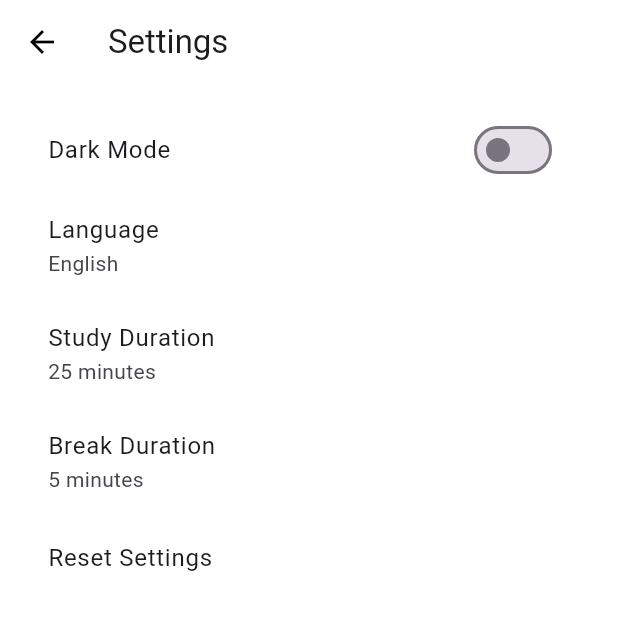
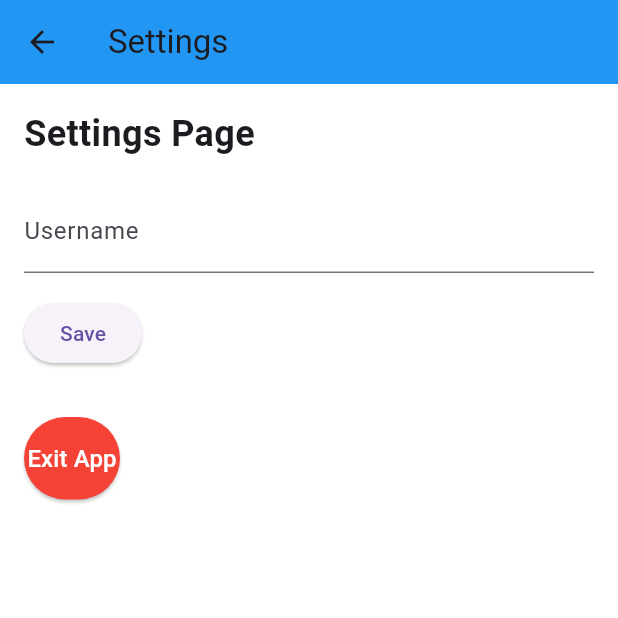
Before and after one commit to denjear/productivemate, a Flutter app: the screen it shows after launch, after a tap on the "settings" icon, on a phone screen of 412 x 824 dp, the top half of it. Run offline on Flutter 3.47's test engine with Material 3 defaults, Android fonts, the phone set to English and light mode, and no system bars; our stand-ins replace shared_preferences.

Commit message:
Add exit app and change username features. Remove old settings

```diff
--- a/lib/main.dart
+++ b/lib/main.dart
@@ -18,20 +18,17 @@ class ProductivityApp extends StatefulWidget {
 }
 
 class _ProductivityAppState extends State<ProductivityApp> {
-  bool _isDarkMode = false; // Variable for Dark Mode status
-
   @override
-  void initState() {
-    super.initState();
-    _loadSettings(); // Load Dark Mode settings from SharedPreferences
-  }
-
-  // Load Dark Mode settings from SharedPreferences
-  void _loadSettings() async {
-    final prefs = await SharedPreferences.getInstance();
-    setState(() {
-      _isDarkMode = prefs.getBool('isDarkMode') ?? false; // Get Dark Mode setting
-    });
+  Widget build(BuildContext context) {
+    return MaterialApp(
+      debugShowCheckedModeBanner: false,
+      theme: _lightTheme(), // Light Mode by default
+      home: const ProductivityHomePage(), // Main page
+      routes: {
+        '/settings': (context) => const SettingsPage(), // Route to Settings Page
+        '/timeTracker': (context) => TimeTrackerPage(), // Route to Time Tracker Page
+      },
+    );
   }
 
   // Light Mode Theme
@@ -49,39 +46,31 @@ class _ProductivityAppState extends State<ProductivityApp> {
       iconTheme: IconThemeData(color: Colors.black), // Black icons
     );
   }
+}
 
-  // Dark Mode Theme
-  ThemeData _darkTheme() {
-    return ThemeData(
-      brightness: Brightness.dark,
-      primaryColor: Colors.blueGrey, // Main color for Dark Mode
-      scaffoldBackgroundColor: Colors.black, // Scaffold background color
-      appBarTheme: AppBarTheme(
-        color: Colors.blueGrey, // AppBar color for Dark Mode
-      ),
-      textTheme: TextTheme(
-        bodyLarge: TextStyle(color: Colors.white), // Using bodyLarge
-      ),
-      iconTheme: IconThemeData(color: Colors.white), // White icons
-    );
+class ProductivityHomePage extends StatefulWidget {
+  const ProductivityHomePage({super.key});
+
+  @override
+  _ProductivityHomePageState createState() => _ProductivityHomePageState();
+}
+
+class _ProductivityHomePageState extends State<ProductivityHomePage> {
+  String username = '';
+
+  @override
+  void initState() {
+    super.initState();
+    _loadUsername();
   }
 
-  @override
-  Widget build(BuildContext context) {
-    return MaterialApp(
-      debugShowCheckedModeBanner: false,
-      theme: _isDarkMode ? _darkTheme() : _lightTheme(), // Choose theme based on settings
-      home: const ProductivityHomePage(), // Main page
-      routes: {
-        '/settings': (context) => const SettingsPage(), // Route to Settings Page
-        '/timeTracker': (context) => TimeTrackerPage(), // Route to Time Tracker Page
-      },
-    );
+  // Load username from SharedPreferences
+  Future<void> _loadUsername() async {
+    final prefs = await SharedPreferences.getInstance();
+    setState(() {
+      username = prefs.getString('username') ?? 'Username'; // Default to 'Username' if not set
+    });
   }
-}
-
-class ProductivityHomePage extends StatelessWidget {
-  const ProductivityHomePage({super.key});
 
   @override
   Widget build(BuildContext context) {
@@ -113,9 +102,9 @@ class ProductivityHomePage extends StatelessWidget {
                 child: Column(
                   crossAxisAlignment: CrossAxisAlignment.start,
                   children: [
-                    const Text(
-                      "Halo, username",
-                      style: TextStyle(
+                    Text(
+                      "Halo, $username", // Use the username here
+                      style: const TextStyle(
                         fontSize: 24,
                         fontWeight: FontWeight.bold,
                       ),
--- a/lib/pages/settings_page.dart
+++ b/lib/pages/settings_page.dart
@@ -1,67 +1,33 @@
 import 'package:flutter/material.dart';
-import 'package:productivity_mate/main.dart';
-import 'package:shared_preferences/shared_preferences.dart';
-import 'package:flutter/services.dart';  // Import untuk SystemNavigator
+import 'package:flutter/services.dart'; // Import SystemNavigator
+import 'package:shared_preferences/shared_preferences.dart'; // Import SharedPreferences
 
 class SettingsPage extends StatefulWidget {
   const SettingsPage({super.key});
 
   @override
-  SettingsPageState createState() => SettingsPageState();
+  _SettingsPageState createState() => _SettingsPageState();
 }
 
-class SettingsPageState extends State<SettingsPage> {
-  bool _isDarkMode = false;
-  String _language = 'English';
-  int _studyDuration = 1500;
-  int _breakDuration = 300;
-
-  void _loadSettings() async {
-    final prefs = await SharedPreferences.getInstance();
-    setState(() {
-      _isDarkMode = prefs.getBool('isDarkMode') ?? false;
-      _language = prefs.getString('language') ?? 'English';
-      _studyDuration = prefs.getInt('studyDuration') ?? 1500;
-      _breakDuration = prefs.getInt('breakDuration') ?? 300;
-    });
-  }
-
-  void _saveDarkMode(bool value) async {
-    final prefs = await SharedPreferences.getInstance();
-    prefs.setBool('isDarkMode', value);
-
-    // Restart aplikasi setelah perubahan mode gelap/terang
-    SystemNavigator.pop();  // Menutup aplikasi
-    await Future.delayed(Duration(milliseconds: 500));  // Menunggu sebentar
-    runApp(ProductivityApp());  // Menjalankan kembali aplikasi dengan pengaturan baru
-  }
-
-  void _saveLanguage(String language) async {
-    final prefs = await SharedPreferences.getInstance();
-    prefs.setString('language', language);
-  }
-
-  void _saveTimerSettings(int studyDuration, int breakDuration) async {
-    final prefs = await SharedPreferences.getInstance();
-    prefs.setInt('studyDuration', studyDuration);
-    prefs.setInt('breakDuration', breakDuration);
-  }
-
-  void _resetSettings() async {
-    final prefs = await SharedPreferences.getInstance();
-    prefs.clear();
-    setState(() {
-      _isDarkMode = false;
-      _language = 'English';
-      _studyDuration = 1500;
-      _breakDuration = 300;
-    });
-  }
+class _SettingsPageState extends State<SettingsPage> {
+  TextEditingController _usernameController = TextEditingController();
 
   @override
   void initState() {
     super.initState();
-    _loadSettings();
+    _loadUsername();
+  }
+
+  // Load username from SharedPreferences
+  Future<void> _loadUsername() async {
+    final prefs = await SharedPreferences.getInstance();
+    _usernameController.text = prefs.getString('username') ?? '';
+  }
+
+  // Save username to SharedPreferences
+  Future<void> _saveUsername() async {
+    final prefs = await SharedPreferences.getInstance();
+    await prefs.setString('username', _usernameController.text);
   }
 
   @override
@@ -69,147 +35,51 @@ class SettingsPageState extends State<SettingsPage> {
     return Scaffold(
       appBar: AppBar(
         title: const Text("Settings"),
-        backgroundColor: Colors.transparent,
-        elevation: 0,
-        iconTheme: IconThemeData(color: Colors.black),
       ),
       body: Padding(
         padding: const EdgeInsets.all(16.0),
-        child: ListView(
+        child: Column(
+          crossAxisAlignment: CrossAxisAlignment.start,
           children: [
-            // Dark/Light Mode Switch
-            SwitchListTile(
-              title: const Text("Dark Mode"),
-              value: _isDarkMode,
-              onChanged: (bool value) {
-                setState(() {
-                  _isDarkMode = value;
-                  _saveDarkMode(value); // Menyimpan pengaturan Dark Mode
-                });
+            const Text(
+              'Settings Page',
+              style: TextStyle(fontSize: 24, fontWeight: FontWeight.bold),
+            ),
+            const SizedBox(height: 20),
+            TextField(
+              controller: _usernameController,
+              decoration: const InputDecoration(
+                labelText: 'Username',
+              ),
+            ),
+            const SizedBox(height: 16),
+            ElevatedButton(
+              onPressed: () {
+                _saveUsername(); // Save the username to SharedPreferences
               },
+              child: const Text('Save'),
             ),
-
-            // Language Selection
-            ListTile(
-              title: const Text("Language"),
-              subtitle: Text(_language),
-              onTap: () {
-                _showLanguageDialog();
+            const SizedBox(height: 32),
+            // Exit button
+            ElevatedButton(
+              onPressed: () {
+                SystemNavigator.pop(); // Exit the app
               },
-            ),
-
-            // Timer Settings
-            ListTile(
-              title: const Text("Study Duration"),
-              subtitle: Text("${_studyDuration ~/ 60} minutes"),
-              onTap: () {
-                _showTimerDialog('study');
-              },
-            ),
-            ListTile(
-              title: const Text("Break Duration"),
-              subtitle: Text("${_breakDuration ~/ 60} minutes"),
-              onTap: () {
-                _showTimerDialog('break');
-              },
-            ),
-
-            // Reset Settings
-            ListTile(
-              title: const Text("Reset Settings"),
-              onTap: _resetSettings,
+              style: ElevatedButton.styleFrom(
+                backgroundColor: Colors.red, // Correct property to set the button color
+                padding: const EdgeInsets.symmetric(vertical: 16),
+                shape: RoundedRectangleBorder(
+                  borderRadius: BorderRadius.circular(30),
+                ),
+              ),
+              child: const Text(
+                'Exit App',
+                style: TextStyle(color: Colors.white, fontSize: 16),
+              ),
             ),
           ],
         ),
       ),
     );
   }
-
-  // Language Change Dialog
-  void _showLanguageDialog() {
-    showDialog(
-      context: context,
-      builder: (BuildContext context) {
-        return AlertDialog(
-          title: const Text("Select Language"),
-          content: Column(
-            mainAxisSize: MainAxisSize.min,
-            children: [
-              ListTile(
-                title: const Text("English"),
-                onTap: () {
-                  setState(() {
-                    _language = 'English';
-                    _saveLanguage('English');
-                  });
-                  Navigator.pop(context);
-                },
-              ),
-              ListTile(
-                title: const Text("Bahasa Indonesia"),
-                onTap: () {
-                  setState(() {
-                    _language = 'Bahasa Indonesia';
-                    _saveLanguage('Bahasa Indonesia');
-                  });
-                  Navigator.pop(context);
-                },
-              ),
-            ],
-          ),
-        );
-      },
-    );
-  }
-
-  // Timer Duration Change Dialog
-  void _showTimerDialog(String type) {
-    int currentDuration = type == 'study' ? _studyDuration : _breakDuration;
-    showDialog(
-      context: context,
-      builder: (BuildContext context) {
-        return AlertDialog(
-          title: Text("Set ${type == 'study' ? 'Study' : 'Break'} Duration"),
-          content: Column(
-            mainAxisSize: MainAxisSize.min,
-            children: [
-              TextField(
-                keyboardType: TextInputType.number,
-                decoration: InputDecoration(
-                  labelText: "Duration (minutes)",
-                  hintText: "${currentDuration ~/ 60} minutes",
-                ),
-                onChanged: (value) {
-                  setState(() {
-                    if (value.isNotEmpty) {
-                      if (type == 'study') {
-                        _studyDuration = int.parse(value) * 60;
-                      } else {
-                        _breakDuration = int.parse(value) * 60;
-                      }
-                    }
-                  });
-                },
-              ),
-            ],
-          ),
-          actions: [
-            TextButton(
-              onPressed: () {
-                Navigator.pop(context);
-                _saveTimerSettings(_studyDuration, _breakDuration); // Menyimpan Timer Settings
-              },
-              child: const Text('Save'),
-            ),
-            TextButton(
-              onPressed: () {
-                Navigator.pop(context);
-              },
-              child: const Text('Cancel'),
-            ),
-          ],
-        );
-      },
-    );
-  }
 }
```
